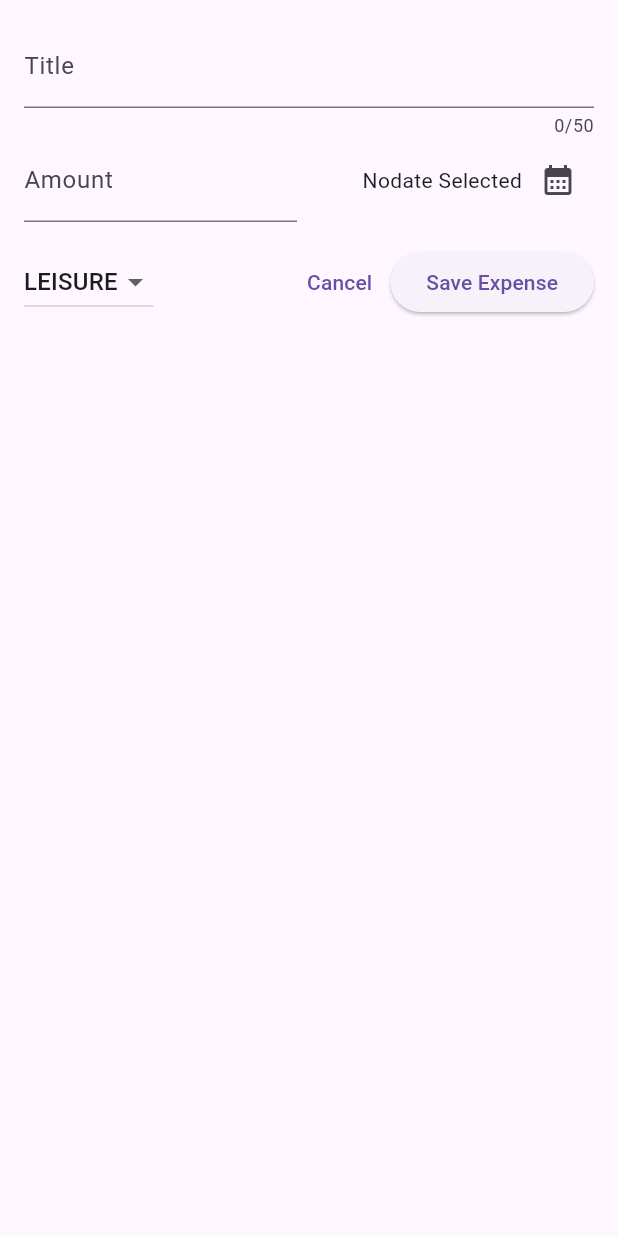
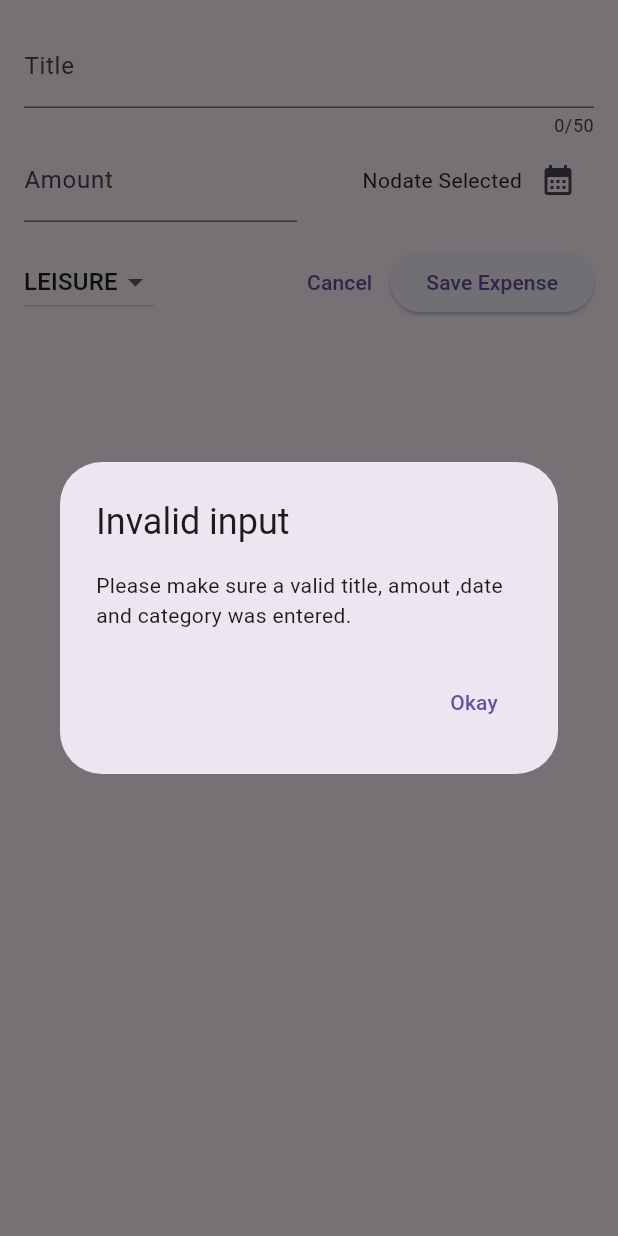
Before and after one commit to LokmanHossen/Expense_Teracker_flutter, a Flutter app: the NewExpense widget shown alone on an empty page, opened directly, after a tap on "Save Expense", on a phone screen of 412 x 824 dp. Run offline on Flutter 3.47's test engine with Material 3 defaults, Android fonts, the phone set to English and light mode, and no system bars.

```diff
--- a/lib/widget/new_expense.dart
+++ b/lib/widget/new_expense.dart
@@ -27,6 +27,33 @@ class _NewExpenseState extends State<NewExpense> {
     setState(() {
       _selectedDate = pickedDate;
     });
+  }
+
+  void _submitExpenseDAta() {
+    final enteredAmount = double.tryParse(_amountController.text);
+    final amountIsInvalid = enteredAmount == null || enteredAmount <= 0;
+    if (_titleController.text.trim().isEmpty ||
+        amountIsInvalid ||
+        _selectedDate == null) {
+      showDialog(
+        context: context,
+        builder: (ctx) => AlertDialog(
+          title: const Text('Invalid input'),
+          content: const Text(
+              'Please make sure a valid title, amout ,date and category was entered.'),
+          actions: [
+            TextButton(
+              onPressed: () {
+                Navigator.pop(ctx);
+              },
+              child: const Text('Okay'),
+            ),
+          ],
+        ),
+      );
+      return;
+    }
+    //..........
   }
 
   @override
@@ -118,10 +145,7 @@ class _NewExpenseState extends State<NewExpense> {
                 child: const Text('Cancel'),
               ),
               ElevatedButton(
-                onPressed: () {
-                  print(_titleController.text);
-                  print(_amountController.text);
-                },
+                onPressed: _submitExpenseDAta,
                 child: const Text('Save Expense'),
               ),
             ],
```
